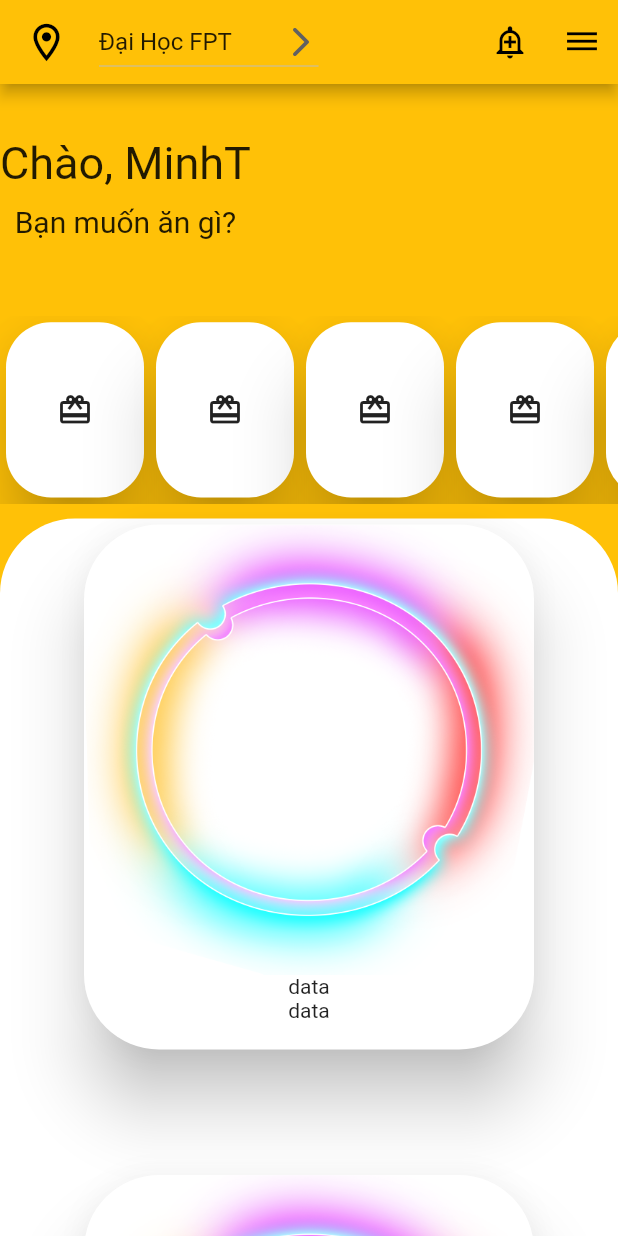
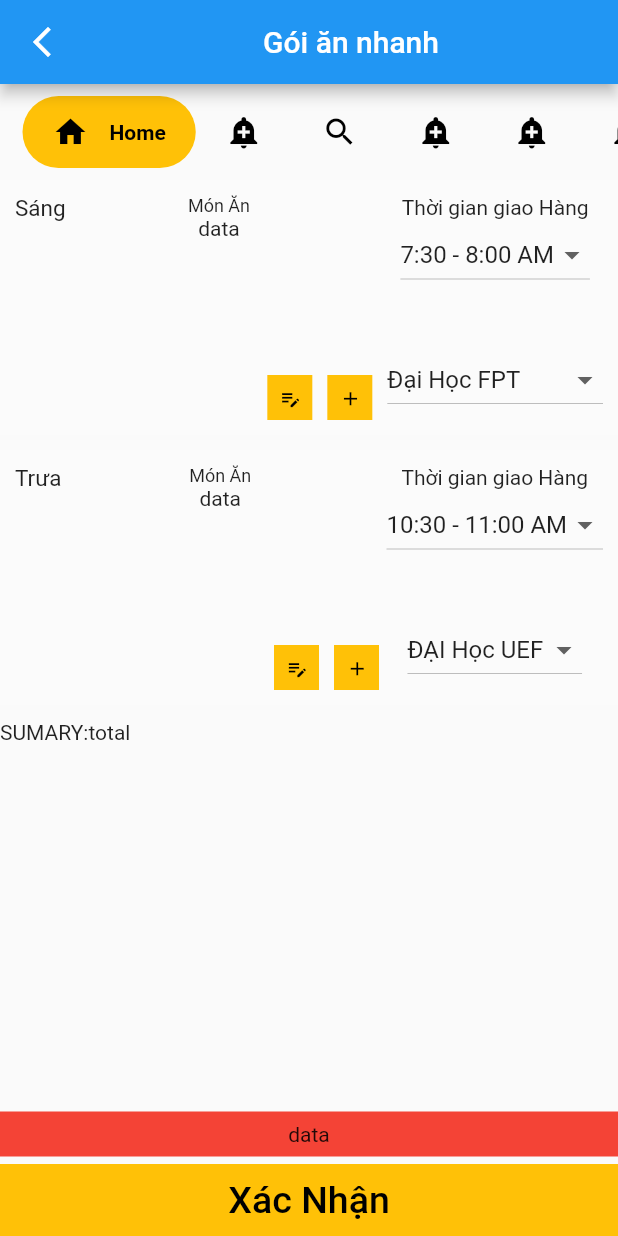
Before and after one commit to huynhlinh2904/Flutter_Stack_Item_List, a Flutter app: the screen it shows after launch, on a phone screen of 412 x 824 dp. Run offline on Flutter 3.47's test engine with Material 2 defaults, Android fonts, the phone set to English and light mode, and no system bars; drawn by our look-alikes of google_nav_bar; our stand-ins replace dio, flutter_secure_storage, shared_preferences; Roboto replaces fonts that are missing (AirbnbCerealBold).

Commit message:
add new snackpack

```diff
--- a/lib/main.dart
+++ b/lib/main.dart
@@ -1,5 +1,6 @@
 import 'package:flutter/material.dart';
 import 'package:mobile_capstone_fpt/view/home/home.dart';
+import 'package:mobile_capstone_fpt/view/snackpack/snackpack.dart';
 
 
 void main() {
@@ -8,7 +9,6 @@ void main() {
 
 class MyApp extends StatelessWidget {
   const MyApp({Key? key}) : super(key: key);
-
   // This widget is the root of your application.
   @override
   Widget build(BuildContext context) {
@@ -26,93 +26,8 @@ class MyApp extends StatelessWidget {
         // is not restarted.
         primarySwatch: Colors.blue,
       ),
-      home: const Home(title: 'hello',),
+      home: const SnackPack(),
       // const Home(),
     );
   }
 }
-
-class MyHomePage extends StatefulWidget {
-  const MyHomePage({Key? key, required this.title}) : super(key: key);
-
-  // This widget is the home page of your application. It is stateful, meaning
-  // that it has a State object (defined below) that contains fields that affect
-  // how it looks.
-
-  // This class is the configuration for the state. It holds the values (in this
-  // case the title) provided by the parent (in this case the App widget) and
-  // used by the build method of the State. Fields in a Widget subclass are
-  // always marked "final".
-
-  final String title;
-
-  @override
-  State<MyHomePage> createState() => _MyHomePageState();
-}
-
-class _MyHomePageState extends State<MyHomePage> {
-  int _counter = 0;
-
-  void _incrementCounter() {
-    setState(() {
-      // This call to setState tells the Flutter framework that something has
-      // changed in this State, which causes it to rerun the build method below
-      // so that the display can reflect the updated values. If we changed
-      // _counter without calling setState(), then the build method would not be
-      // called again, and so nothing would appear to happen.
-      _counter++;
-    });
-  }
-
-  @override
-  Widget build(BuildContext context) {
-    // This method is rerun every time setState is called, for instance as done
-    // by the _incrementCounter method above.
-    //
-    // The Flutter framework has been optimized to make rerunning build methods
-    // fast, so that you can just rebuild anything that needs updating rather
-    // than having to individually change instances of widgets.
-    return Scaffold(
-      appBar: AppBar(
-        // Here we take the value from the MyHomePage object that was created by
-        // the App.build method, and use it to set our appbar title.
-        title: Text(widget.title),
-      ),
-      body: Center(
-        // Center is a layout widget. It takes a single child and positions it
-        // in the middle of the parent.
-        child: Column(
-          // Column is also a layout widget. It takes a list of children and
-          // arranges them vertically. By default, it sizes itself to fit its
-          // children horizontally, and tries to be as tall as its parent.
-          //
-          // Invoke "debug painting" (press "p" in the console, choose the
-          // "Toggle Debug Paint" action from the Flutter Inspector in Android
-          // Studio, or the "Toggle Debug Paint" command in Visual Studio Code)
-          // to see the wireframe for each widget.
-          //
-          // Column has various properties to control how it sizes itself and
-          // how it positions its children. Here we use mainAxisAlignment to
-          // center the children vertically; the main axis here is the vertical
-          // axis because Columns are vertical (the cross axis would be
-          // horizontal).
-          mainAxisAlignment: MainAxisAlignment.center,
-          children: <Widget>[
-            const Text(
-              'You have pushed the button this many times:',
-            ),
-            Text(
-              '$_counter',
-              style: Theme.of(context).textTheme.headline4,
-            ),
-          ],
-        ),
-      ),
-      floatingActionButton: FloatingActionButton(
-        onPressed: _incrementCounter,
-        tooltip: 'Increment',
-        child: const Icon(Icons.add),
-      ), // This trailing comma makes auto-formatting nicer for build methods.
-    );
-  }
-}
--- a/lib/view/home/home.dart
+++ b/lib/view/home/home.dart
@@ -172,7 +172,11 @@ class _HomeState extends State<Home> {
                 ),
               ),
               const SizedBox(height: 10,),
-              Container(
+              GestureDetector(
+                onTap: (){
+                  print("object");
+                },
+                child: Container(
                   width: double.infinity,
                   decoration: const BoxDecoration(
                     color: Colors.white,
@@ -224,6 +228,7 @@ class _HomeState extends State<Home> {
                       ],
                     ),
                   ),
+              ),
             ],
           ),
       ),
--- /dev/null
+++ b/lib/view/snackpack/snackpack.dart
@@ -0,0 +1,402 @@
+import 'package:flutter/material.dart';
+import 'package:google_nav_bar/google_nav_bar.dart';
+
+class SnackPack extends StatefulWidget {
+  const SnackPack({Key? key}) : super(key: key);
+
+  @override
+  State<SnackPack> createState() => _SnackPackState();
+}
+
+class _SnackPackState extends State<SnackPack> {
+// use for dropdowButton 1
+  String _value = '0';
+  // use for dropdowButton 2
+  String _value1 = '1';
+  // use for dropdowButton 3
+  String _value2 = '2';
+  // use for dropdowButton 4
+  String _value3 = '3';
+  int _selectedIndex = 0;
+  static const TextStyle optionStyle =
+      TextStyle(fontSize: 30, fontWeight: FontWeight.w600);
+  static const List<Widget> _widgetOptions = <Widget>[
+    Text(
+      'Home',
+      style: optionStyle,
+    ),
+    Text(
+      'Likes',
+      style: optionStyle,
+    ),
+    Text(
+      'Search',
+      style: optionStyle,
+    ),
+    Text(
+      'Profile',
+      style: optionStyle,
+    ),
+  ];
+  @override
+  Widget build(BuildContext context) {
+    return Scaffold(
+      appBar: AppBar(
+        title: const Align(
+            child: Text("Gói ăn nhanh"), alignment: Alignment.center),
+        leading: const Icon(Icons.arrow_back_ios_new),
+      ),
+      body: Column(
+        children: [
+          SingleChildScrollView(
+            clipBehavior: Clip.none,
+            scrollDirection: Axis.horizontal,
+            physics: BouncingScrollPhysics(),
+            child: Column(
+              children: [
+                //phần của icon
+                Padding(
+                  padding: const EdgeInsets.symmetric(horizontal: 15.0, vertical: 8),
+                  child: GNav(
+                    rippleColor: Colors.grey[300]!,
+                    hoverColor: Colors.grey[100]!,
+                    activeColor: Colors.black,
+                    iconSize: 24,
+                    gap: 14,
+                    padding: EdgeInsets.symmetric(horizontal: 20, vertical: 12),
+                    duration: Duration(milliseconds: 400),
+                    tabBackgroundColor: Colors.amber!,
+                    color: Colors.black,
+                    tabs: const [
+                      GButton(
+                        icon: Icons.home,
+                        text: 'Home',
+                      ),
+                      GButton(
+                        icon: Icons.add_alert,
+                        text: 'Likes',
+                      ),
+                      GButton(
+                        icon: Icons.search,
+                        text: 'Search',
+                      ),
+                      GButton(
+                        icon: Icons.add_alert,
+                        text: 'Profile',
+                      ),
+                      GButton(
+                        icon: Icons.add_alert,
+                        text: 'Profile',
+                      ),
+                      GButton(
+                        icon: Icons.add_alert,
+                        text: 'Profile',
+                      ),
+                      GButton(
+                        icon: Icons.add_alert,
+                        text: 'Profile',
+                      ),
+                    ],
+                    selectedIndex: _selectedIndex,
+                    onTabChange: (index) {
+                      setState(() {
+                        _selectedIndex = index;
+                      });
+                    },
+                  ),
+                ),
+              ],
+            ),
+          ),
+          //phần của đặt Buổi sáng
+          Column(
+            children: [
+              Container(
+                padding: const EdgeInsets.all(10),
+                color: Colors.white12,
+                child: SizedBox(
+                  height: 150,
+                  child: Row(
+                    children: <Widget>[
+                      Container(
+                        child: const Align(
+                          child: Text('Sáng', style: TextStyle(fontSize: 15)),
+                          alignment: Alignment.topCenter,
+                        ),
+                      ),
+                      Expanded(
+                        child: Container(
+                          child: Column(
+                            children: [
+                              const Align(
+                                child: Text('Món Ăn',
+                                    style: TextStyle(fontSize: 12)),
+                                alignment: Alignment.topCenter,
+                              ),
+                              Text('data'),
+                              SizedBox(
+                                height: 120,
+                                child: Row(
+                                  mainAxisAlignment: MainAxisAlignment.end,
+                                  children: [
+                                    Align(
+                                      alignment: Alignment.bottomRight,
+                                      child: Container(
+                                        height: 30,
+                                        width: 30,
+                                        color: Colors.amber,
+                                        child: IconButton(
+                                          onPressed: () {},
+                                          icon: Icon(Icons.edit_note_outlined),
+                                          color: Colors.black,
+                                          iconSize: 15,
+                                        ),
+                                      ),
+                                    ),
+                                    SizedBox(
+                                      width: 10,
+                                    ),
+                                    Align(
+                                      alignment: Alignment.bottomRight,
+                                      child: Container(
+                                        height: 30,
+                                        width: 30,
+                                        color: Colors.amber,
+                                        child: IconButton(
+                                          onPressed: () {},
+                                          icon: Icon(Icons.add),
+                                          color: Colors.black,
+                                          iconSize: 15,
+                                        ),
+                                      ),
+                                    ),
+                                  ],
+                                ),
+                              ),
+                            ],
+                          ),
+                        ),
+                      ),
+                      SizedBox(
+                        width: 10,
+                      ),
+
+                      Column(
+                        children: [
+                          Text('Thời gian giao Hàng'),
+                          DropdownButton<String>(
+                            value: _value,
+                            icon: const Icon(Icons.arrow_drop_down),
+                            items: const <DropdownMenuItem<String>>[
+                              DropdownMenuItem(
+                                child: Text('7:30 - 8:00 AM'),
+                                value: '0',
+                              ),
+                              DropdownMenuItem(
+                                child: Text('7:30 - 8:00 AM'),
+                                value: '1',
+                              ),
+                            ],
+                            onChanged: (String? newValue) {
+                              setState(() {
+                                _value = newValue!;
+                              });
+                            },
+                          ),
+                          SizedBox(
+                            height: 35,
+                          ),
+                          DropdownButton<String>(
+                            value: _value1,
+                            icon: const Icon(Icons.arrow_drop_down),
+                            items: const <DropdownMenuItem<String>>[
+                              DropdownMenuItem(
+                                child: Text('Đại Học FPT'),
+                                value: '1',
+                              ),
+                              DropdownMenuItem(
+                                child: Text('Đại học HUTECH'),
+                                value: '2',
+                              ),
+                            ],
+                            onChanged: (String? newValue) {
+                              setState(() {
+                                _value1 = newValue!;
+                              });
+                            },
+                          ),
+                        ],
+                      ),
+                    ],
+                  ),
+                ),
+              ),
+              SizedBox(
+                height: 10,
+              ),
+
+              // code của đặt Buổi Trưa
+              Container(
+                color: Colors.white12,
+                padding: EdgeInsets.all(10),
+                child: SizedBox(
+                  height: 150,
+                  child: Row(
+                    mainAxisAlignment: MainAxisAlignment.spaceEvenly,
+                    children: <Widget>[
+                      Container(
+                        child: const Align(
+                          child: Text('Trưa', style: TextStyle(fontSize: 15)),
+                          alignment: Alignment.topCenter,
+                        ),
+                      ),
+                      Expanded(
+                        child: Container(
+                          child: Column(
+                            children: [
+                              const Align(
+                                child: Text('Món Ăn',
+                                    style: TextStyle(fontSize: 12)),
+                                alignment: Alignment.topCenter,
+                              ),
+                              Text('data'),
+                              SizedBox(
+                                height: 120,
+                                child: Row(
+                                  mainAxisAlignment: MainAxisAlignment.end,
+                                  children: [
+                                    Align(
+                                      alignment: Alignment.bottomRight,
+                                      child: Container(
+                                        height: 30,
+                                        width: 30,
+                                        color: Colors.amber,
+                                        child: IconButton(
+                                          onPressed: () {},
+                                          icon: Icon(Icons.edit_note_outlined),
+                                          color: Colors.black,
+                                          iconSize: 15,
+                                        ),
+                                      ),
+                                    ),
+                                    SizedBox(
+                                      width: 10,
+                                    ),
+                                    Align(
+                                      alignment: Alignment.bottomRight,
+                                      child: Container(
+                                        height: 30,
+                                        width: 30,
+                                        color: Colors.amber,
+                                        child: IconButton(
+                                          onPressed: () {},
+                                          icon: Icon(Icons.add),
+                                          color: Colors.black,
+                                          iconSize: 15,
+                                        ),
+                                      ),
+                                    ),
+                                  ],
+                                ),
+                              ),
+                            ],
+                          ),
+                        ),
+                      ),
+                      SizedBox(
+                        width: 5,
+                      ),
+                      Column(
+                        children: [
+                          const Text('Thời gian giao Hàng'),
+                          DropdownButton<String>(
+                            value: _value2,
+                            icon: const Icon(Icons.arrow_drop_down),
+                            items: const <DropdownMenuItem<String>>[
+                              DropdownMenuItem(
+                                child: Text('10:30 - 11:00 AM'),
+                                value: '2',
+                              ),
+                              DropdownMenuItem(
+                                child: Text('11:00 - 11:30 AM'),
+                                value: '3',
+                              ),
+                            ],
+                            onChanged: (String? newValue) {
+                              setState(() {
+                                _value2 = newValue!;
+                              });
+                            },
+                          ),
+                          SizedBox(
+                            height: 35,
+                          ),
+                          DropdownButton<String>(
+                            value: _value3,
+                            icon: const Icon(Icons.arrow_drop_down),
+                            items: const <DropdownMenuItem<String>>[
+                              DropdownMenuItem(
+                                child: Text('ĐẠI Học UEF'),
+                                value: '3',
+                              ),
+                              DropdownMenuItem(
+                                child: Text('ĐẠI Học UFO'),
+                                value: '1',
+                              ),
+                            ],
+                            onChanged: (String? newValue) {
+                              setState(() {
+                                _value3 = newValue!;
+                              });
+                            },
+                          ),
+                        ],
+                      ),
+                    ],
+                  ),
+                ),
+              )
+            ],
+          ),
+          // code sumary
+
+          SizedBox(
+            height: 10,
+          ),
+          Row(
+            crossAxisAlignment: CrossAxisAlignment.start,
+            children: const [
+              Text('SUMARY:'),
+              Text('total'),
+            ],
+          ),
+
+          //code button
+          const Spacer(),
+          Column(
+            children: [
+              Container(
+                height: 30,
+                width: MediaQuery.of(context).size.width,
+                child: Align(
+                    alignment: Alignment.center, child: const Text('data')),
+                color: Colors.red,
+              ),
+              SizedBox(height: 5,),
+              Container(
+                color: Colors.amber,
+                width: MediaQuery.of(context).size.width,
+                child: TextButton(
+                  style: TextButton.styleFrom(
+                      primary: Colors.black),
+                  onPressed: () {},
+                  child: Text('Xác Nhận', style: TextStyle(fontSize: 25),),
+                ),
+              ),
+            ],
+          ),
+        ],
+      ),
+    );
+  }
+}
--- a/pubspec.yaml
+++ b/pubspec.yaml
@@ -36,6 +36,8 @@ dependencies:
   flutter_secure_storage: ^6.0.0
   dio: ^4.0.6
   shared_preferences: ^2.0.15
+  google_nav_bar: ^5.0.6
+  custom_navigation_bar: ^0.8.2
 dev_dependencies:
   flutter_test:
     sdk: flutter
```
Also changed, not shown: pubspec.lock, 2 other files. Lines whose indentation alone changed are shown as unchanged.
